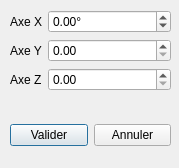
Above: rotdialog.ui from JulesTopart/Powd3r before the change. Below: the same form after it.
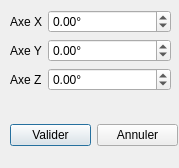
That is the form after the change.

Patch:
```diff
--- a/rotdialog.ui
+++ b/rotdialog.ui
@@ -61,10 +61,33 @@
      </widget>
     </item>
     <item row="2" column="1">
-     <widget class="QDoubleSpinBox" name="YSpinBox"/>
+     <widget class="QDoubleSpinBox" name="YSpinBox">
+      <property name="suffix">
+       <string>°</string>
+      </property>
+      <property name="minimum">
+       <double>-360.000000000000000</double>
+      </property>
+      <property name="maximum">
+       <double>360.000000000000000</double>
+      </property>
+      <property name="singleStep">
+       <double>45.000000000000000</double>
+      </property>
+     </widget>
     </item>
     <item row="3" column="1">
-     <widget class="QDoubleSpinBox" name="ZSpinBox"/>
+     <widget class="QDoubleSpinBox" name="ZSpinBox">
+      <property name="suffix">
+       <string>°</string>
+      </property>
+      <property name="minimum">
+       <double>-360.000000000000000</double>
+      </property>
+      <property name="singleStep">
+       <double>45.000000000000000</double>
+      </property>
+     </widget>
     </item>
    </layout>
   </widget>
@@ -73,7 +96,7 @@
     <rect>
      <x>10</x>
      <y>110</y>
-     <width>161</width>
+     <width>168</width>
      <height>51</height>
     </rect>
    </property>
```
